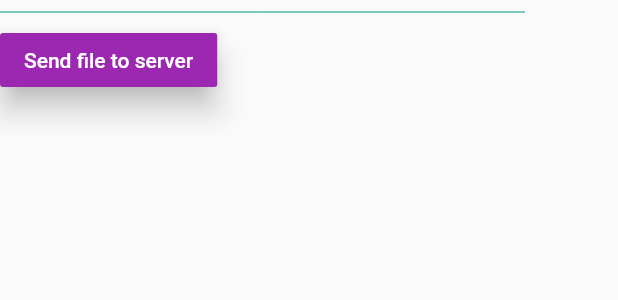
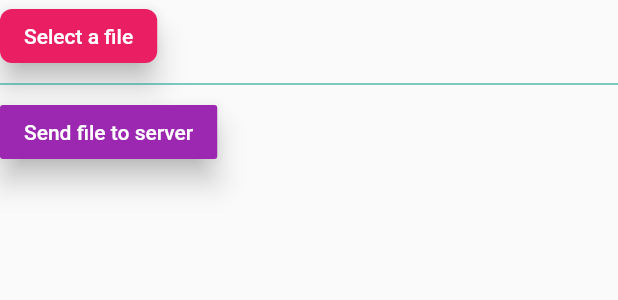
Before and after one commit to Kkkassini/Marketpulse_UI, a Flutter app: the FileUploadApp widget shown alone on an empty page, opened directly, after a tap on "Send file to server", on a phone screen of 412 x 824 dp. Shown: the top 300 px of the screen. Run offline on Flutter 3.47's test engine with Material 2 defaults, Android fonts, the phone set to English and light mode, and no system bars; our stand-ins replace animated_theme_switcher, charts_flutter, dotted_border, fl_chart, flutter_svg, flutter_tags; missing offline and left inert: custom_switch, dart:html, flutter_dropzone; project files that could hold a hidden picture were left out.

Commit message:
file Upload working but not reunited

```diff
--- a/lib/main.dart
+++ b/lib/main.dart
@@ -4,7 +4,7 @@ import 'package:marketpulse_ui/ui/dashboard_industry.dart';
 import 'package:marketpulse_ui/ui/entities.dart';
 import 'package:provider/provider.dart';
 import './ui/accueil.dart';
-import './ui/UploadFile.dart';
+import 'widgets/UploadFile.dart';
 
 import 'theme_config.dart';
 
--- a/lib/ui/UploadFile.dart
+++ /dev/null
@@ -1,116 +0,0 @@
-import 'dart:async';
-import 'dart:convert';
-import 'dart:html' as html;
-import 'dart:typed_data';
-import 'package:flutter/material.dart';
-import 'package:http/http.dart' as http;
-import 'package:http_parser/http_parser.dart';
-
-class FileUploadApp extends StatefulWidget {
-  @override
-  //final String fileString;
-  final Uint8List fileUint8List;
-
-  const FileUploadApp({Key key, this.fileUint8List}) : super(key: key);
-
-  createState() => _FileUploadAppState();
-}
-
-class _FileUploadAppState extends State<FileUploadApp> {
-  List<int> _selectedFile;
-  Uint8List _bytesData;
-  GlobalKey<FormState> _formKey = new GlobalKey<FormState>();
-
-  startWebFilePicker() async {
-    html.InputElement uploadInput = html.FileUploadInputElement();
-    uploadInput.multiple = true;
-    uploadInput.draggable = true;
-    uploadInput.click();
-    uploadInput.onChange.listen((e) {
-      final files = uploadInput.files;
-      final file = files[0];
-      final reader = new html.FileReader();
-      reader.onLoadEnd.listen((e) {
-        _handleResult();
-      });
-      reader.readAsDataUrl(file);
-    });
-  }
-
-  void _handleResult() {
-    setState(() {
-      print(" 1 ");
-      //_bytesData = Base64Decoder().convert(result.toString().split(",").last);
-      print(" 2 ");
-      _selectedFile = widget.fileUint8List;
-      makeRequest();
-    });
-  }
-
-  Future<String> makeRequest() async {
-    print(" 2 ");
-    var url = Uri.parse("http://10.24.42.121:2020/upload_rfps_flutter/");
-    var request = new http.MultipartRequest("POST", url);
-    request.files.add(await http.MultipartFile.fromBytes('file', _selectedFile,
-        contentType: new MediaType('application', 'octet-stream'),
-        filename: "test.txt"));
-    request.send().then((response) {
-      print(response.statusCode);
-      if (response.statusCode == 200) print("Uploaded!");
-    });
-  }
-
-  @override
-  Widget build(BuildContext context) {
-    // TODO: implement build
-    return Container(
-        width: 350,
-        child: Column(children: <Widget>[
-          Column(
-              crossAxisAlignment: CrossAxisAlignment.start,
-              children: <Widget>[
-                /* MaterialButton(
-                              color: Colors.pink,
-                              elevation: 8,
-                              highlightElevation: 2,
-                              shape: RoundedRectangleBorder(
-                                  borderRadius: BorderRadius.circular(8)),
-                              textColor: Colors.white,
-                              child: Text('Select a file'),
-                              onPressed: () {
-                                startWebFilePicker();
-                              },
-                            ),
-
-                            */
-                Divider(
-                  color: Colors.teal,
-                ),
-                RaisedButton(
-                  color: Colors.purple,
-                  elevation: 8.0,
-                  textColor: Colors.white,
-                  onPressed: () {
-                    _handleResult();
-                  },
-                  child: Text('Send file to server'),
-                ),
-              ])
-        ]));
-  }
-}
-
-class UploadApp extends StatelessWidget {
-  @override
-  Widget build(BuildContext context) {
-    return MaterialApp(
-      title: 'My App',
-      debugShowCheckedModeBanner: false,
-      theme: ThemeData(
-        fontFamily: 'Quicksand',
-        primarySwatch: Colors.purple,
-      ),
-      home: FileUploadApp(),
-    );
-  }
-}
--- /dev/null
+++ b/lib/widgets/UploadFile.dart
@@ -0,0 +1,88 @@
+import 'dart:async';
+import 'dart:convert';
+import 'dart:html' as html;
+import 'dart:typed_data';
+
+import 'package:flutter/material.dart';
+import 'package:http/http.dart' as http;
+import 'package:http_parser/http_parser.dart';
+
+class FileUploadApp extends StatefulWidget {
+  @override
+  createState() => _FileUploadAppState();
+}
+
+class _FileUploadAppState extends State<FileUploadApp> {
+  List<int> _selectedFile;
+  Uint8List _bytesData;
+  GlobalKey<FormState> _formKey = new GlobalKey<FormState>();
+
+  startWebFilePicker() async {
+    html.InputElement uploadInput = html.FileUploadInputElement();
+    uploadInput.multiple = true;
+    uploadInput.draggable = true;
+    uploadInput.click();
+    uploadInput.onChange.listen((e) {
+      final files = uploadInput.files;
+      final file = files[0];
+      final reader = new html.FileReader();
+      reader.onLoadEnd.listen((e) {
+        _handleResult(reader.result);
+      });
+      reader.readAsDataUrl(file);
+    });
+  }
+
+  void _handleResult(Object result) {
+    setState(() {
+      _bytesData = Base64Decoder().convert(result.toString().split(",").last);
+      _selectedFile = _bytesData;
+    });
+  }
+
+  Future<String> makeRequest() async {
+    var url = Uri.parse("http://10.24.42.121:2020/upload_rfps_flutter/");
+    var request = new http.MultipartRequest("POST", url);
+    request.files.add(await http.MultipartFile.fromBytes('file', _selectedFile,
+        contentType: new MediaType('application', 'octet-stream'),
+        filename: "test.json"));
+    request.send().then((response) {
+      print("test");
+      print(response.statusCode);
+      if (response.statusCode == 200) print("Uploaded!");
+    });
+  }
+
+  @override
+  Widget build(BuildContext context) {
+    // TODO: implement build
+    return Column(
+        crossAxisAlignment: CrossAxisAlignment.start,
+        children: <Widget>[
+          MaterialButton(
+            color: Colors.pink,
+            elevation: 8,
+            highlightElevation: 2,
+            shape:
+                RoundedRectangleBorder(borderRadius: BorderRadius.circular(8)),
+            textColor: Colors.white,
+            child: Text('Select a file'),
+            onPressed: () {
+              startWebFilePicker();
+            },
+          ),
+          Divider(
+            color: Colors.teal,
+          ),
+          RaisedButton(
+            color: Colors.purple,
+            elevation: 8.0,
+            textColor: Colors.white,
+            onPressed: () {
+              makeRequest();
+            },
+            child: Text('Send file to server'),
+          ),
+        ]);
+  }
+}
```
Also changed, not shown: lib/widgets/drag_and_drop.dart (+0 -10 lines), lib/widgets/top_bar.dart (+4 -16 lines).
